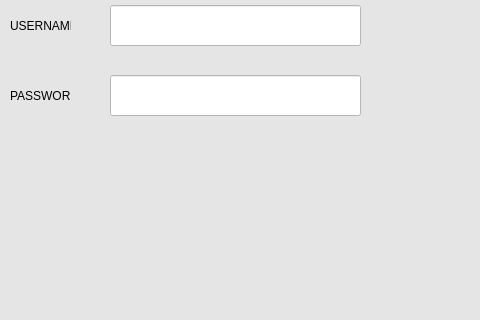
Reebs296/455MES, file GUI_Login.ui: the form before one commit; both pictures show x 340 to 820 and y 275 to 595 of the 1105 by 872 pixel window.
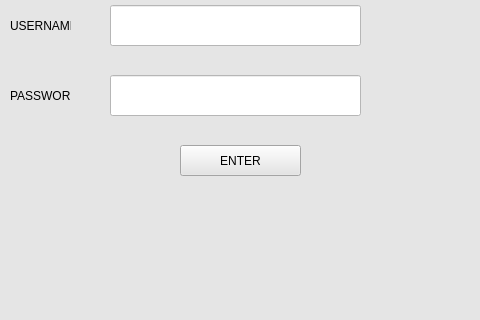
The form after the commit.

```diff
--- a/GUI_Login.ui
+++ b/GUI_Login.ui
@@ -90,6 +90,19 @@
      <string>PASSWORD:</string>
     </property>
    </widget>
+   <widget class="QPushButton" name="Enter">
+    <property name="geometry">
+     <rect>
+      <x>520</x>
+      <y>420</y>
+      <width>121</width>
+      <height>31</height>
+     </rect>
+    </property>
+    <property name="text">
+     <string>ENTER</string>
+    </property>
+   </widget>
   </widget>
   <widget class="QMenuBar" name="menubar">
    <property name="geometry">
```
Left out of the diff: 4 changed lines with no effect on the pictures.
